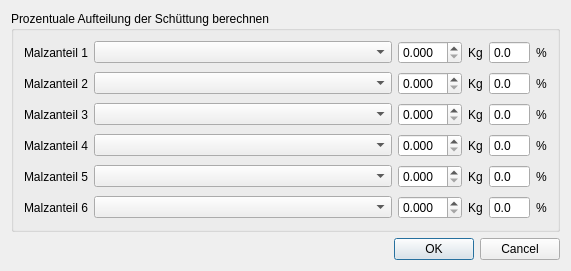
This is source/ui/ber_schuettung.ui in Gremmel/kleiner-brauhelfer as Qt 5 draws it before an edit. The edited form follows.
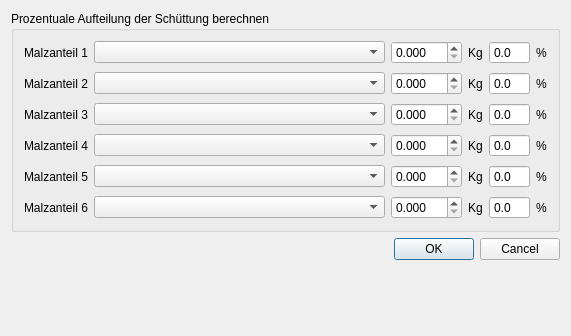
This is the edited form.

What changed in the file:
```diff
--- a/source/ui/ber_schuettung.ui
+++ b/source/ui/ber_schuettung.ui
@@ -7,7 +7,7 @@
     <x>0</x>
     <y>0</y>
     <width>571</width>
-    <height>263</height>
+    <height>336</height>
    </rect>
   </property>
   <property name="windowTitle">
@@ -51,6 +51,12 @@
            <property name="decimals">
             <number>3</number>
            </property>
+           <property name="maximum">
+            <double>999.990000000000009</double>
+           </property>
+           <property name="singleStep">
+            <double>0.100000000000000</double>
+           </property>
           </widget>
          </item>
          <item>
@@ -114,6 +120,12 @@
            <property name="decimals">
             <number>3</number>
            </property>
+           <property name="maximum">
+            <double>999.990000000000009</double>
+           </property>
+           <property name="singleStep">
+            <double>0.100000000000000</double>
+           </property>
           </widget>
          </item>
          <item>
@@ -177,6 +189,12 @@
            <property name="decimals">
             <number>3</number>
            </property>
+           <property name="maximum">
+            <double>999.990000000000009</double>
+           </property>
+           <property name="singleStep">
+            <double>0.100000000000000</double>
+           </property>
           </widget>
          </item>
          <item>
@@ -240,6 +258,12 @@
            <property name="decimals">
             <number>3</number>
            </property>
+           <property name="maximum">
+            <double>999.990000000000009</double>
+           </property>
+           <property name="singleStep">
+            <double>0.100000000000000</double>
+           </property>
           </widget>
          </item>
          <item>
@@ -303,6 +327,12 @@
            <property name="decimals">
             <number>3</number>
            </property>
+           <property name="maximum">
+            <double>999.990000000000009</double>
+           </property>
+           <property name="singleStep">
+            <double>0.100000000000000</double>
+           </property>
           </widget>
          </item>
          <item>
@@ -366,6 +396,12 @@
            <property name="decimals">
             <number>3</number>
            </property>
+           <property name="maximum">
+            <double>999.990000000000009</double>
+           </property>
+           <property name="singleStep">
+            <double>0.100000000000000</double>
+           </property>
           </widget>
          </item>
          <item>
```
Left out of the diff: 66 changed lines with no effect on the pictures.
